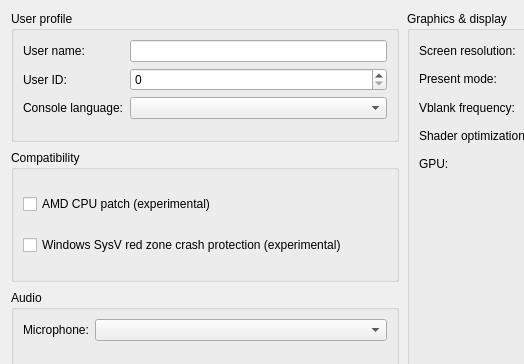
This is src/launcher/forms/configuration_edit_dialog.ui in JonJon1992/KytyPS5-fork as Qt 5 draws it before an edit; both pictures show x 0 to 524 and y 0 to 364 of the 840 by 826 pixel window. The edited form follows.
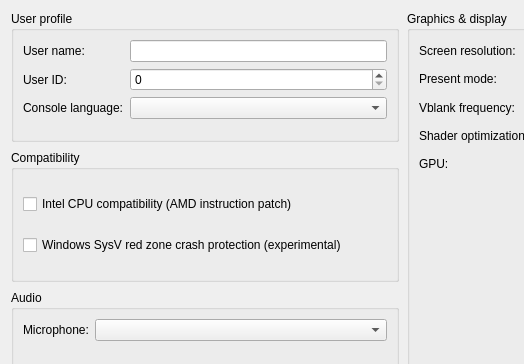
This is the edited form. Custom widgets are drawn as their Qt base class.

Commit message:
The AMD CPU patch is labelled as Intel CPU compatibility
The option lets Intel CPUs run the PS5's AMD-only instructions (EXTRQ/INSERTQ)
and matches AMD's VRSQRTPS results; the old label read as if AMD users needed
it. Launcher text "Intel CPU compatibility (AMD instruction patch)" with a
tooltip saying it is not needed on AMD CPUs; --help and the console lines say
"AMD instruction patch for Intel CPUs". Option name, --amd-cpu, KYTY_AMD_CPU
and the settings key are unchanged.

Patch:
```diff
--- a/src/launcher/forms/configuration_edit_dialog.ui
+++ b/src/launcher/forms/configuration_edit_dialog.ui
@@ -331,8 +331,8 @@
        <layout class="QVBoxLayout" name="compatibilityLayout">
         <item>
          <widget class="QCheckBox" name="checkBox_amd_cpu">
-          <property name="toolTip"><string>Patch CPU instructions that differ between AMD and the host CPU.</string></property>
-          <property name="text"><string>AMD CPU patch (experimental)</string></property>
+          <property name="toolTip"><string>For Intel CPUs: emulates the PS5's AMD-only instructions (EXTRQ/INSERTQ) and AMD's VRSQRTPS results. Not needed on AMD CPUs.</string></property>
+          <property name="text"><string>Intel CPU compatibility (AMD instruction patch)</string></property>
          </widget>
         </item>
         <item>
```
The commit also changes 3 other files.
